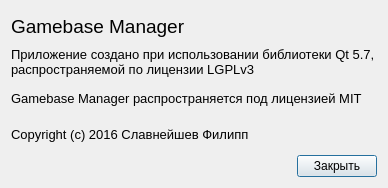
Old version of the form manager/aboutwindow.ui in the repository TheMrButcher/gamebase_manager.
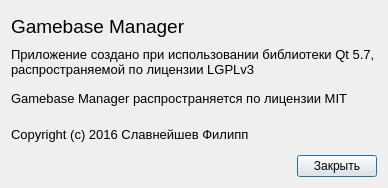
New version of the form.

```diff
--- a/manager/aboutwindow.ui
+++ b/manager/aboutwindow.ui
@@ -75,7 +75,7 @@
         <enum>Qt::LeftToRight</enum>
        </property>
        <property name="text">
-        <string>Gamebase Manager распространяется под лицензией MIT</string>
+        <string>Gamebase Manager распространяется по лицензии MIT</string>
        </property>
        <property name="wordWrap">
         <bool>false</bool>
```
Left out of the diff: 2 changed lines with no effect on the pictures.
